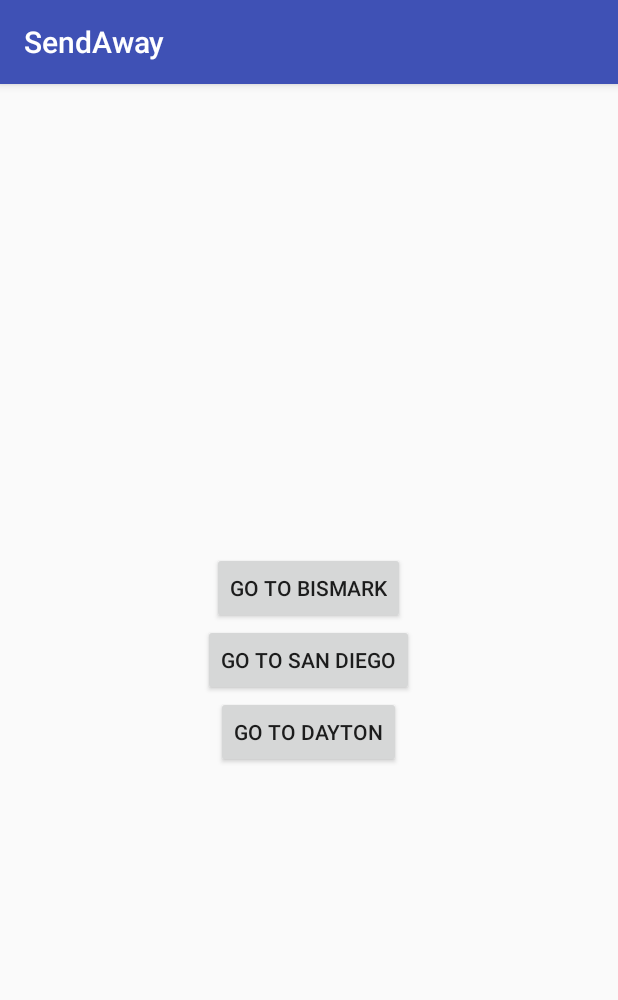
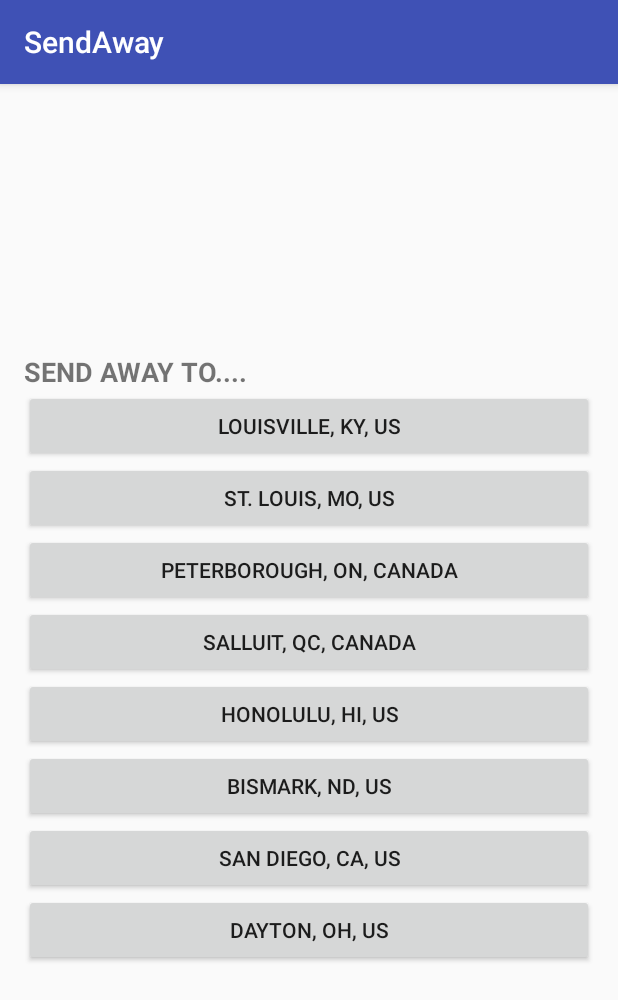
Before and after one commit to benjaminplee/SendAway, an Android app: the screen it shows after launch (MainActivity), on a phone screen of 412 x 824 dp. Shown: the top 1000 px of the screen. Run offline under Robolectric (Android 15) with nearby library versions, the phone set to English and light mode, and no system bars; 2 statements that could not run were skipped.

Commit message:
v1 - Setup additional presets (BL/EH)

```diff
--- a/app/src/main/java/com/yardspoon/sendaway/MainActivity.java
+++ b/app/src/main/java/com/yardspoon/sendaway/MainActivity.java
@@ -26,24 +26,20 @@ public class MainActivity extends AppCompatActivity {
             }
         }.execute();
 
-        findViewById(R.id.go_to_bismark).setOnClickListener(new View.OnClickListener() {
+        setupClickListener(R.id.go_to_louisville, 38.199135, -85.5736522);
+        setupClickListener(R.id.go_to_stl, 38.633387, -90.2470689);
+        setupClickListener(R.id.go_to_peterborough, 46.819931, 100.7985263);
+        setupClickListener(R.id.go_to_salluit, 62.2047572, -75.6512441);
+        setupClickListener(R.id.go_to_honolulu, 21.3543173, -157.9438843);
+        setupClickListener(R.id.go_to_bismark, 46.819931, 100.7985263);
+        setupClickListener(R.id.go_to_sandiego, 32.841244, 117.281568);
+        setupClickListener(R.id.go_to_dayton, 39.740528, 84.1818745);
+    }
+
+    private void setupClickListener(int id, final double aLat, final double aLong) {
+        findViewById(id).setOnClickListener(new View.OnClickListener() {
             @Override public void onClick(View view) {
-                changeLocation(46.819931, -100.7985263);
-            }
-        });
-
-
-        findViewById(R.id.go_to_sandiego).setOnClickListener(new View.OnClickListener() {
-            @Override public void onClick(View view) {
-                changeLocation(32.841244, -117.281568);
-            }
-        });
-
-
-        findViewById(R.id.go_to_dayton).setOnClickListener(new View.OnClickListener() {
-            @Override public void onClick(View view) {
-                changeLocation(39.740528, -84.1818745);
-            }
+                changeLocation(aLat, -aLong); }
         });
     }
 
--- a/app/src/main/res/layout/activity_main.xml
+++ b/app/src/main/res/layout/activity_main.xml
@@ -12,21 +12,59 @@
     tools:context="com.yardspoon.sendaway.MainActivity"
     android:gravity="center">
 
+    <android.support.v7.widget.AppCompatTextView
+        android:layout_width="match_parent"
+        android:layout_height="wrap_content"
+        android:textSize="18sp"
+        android:textAllCaps="true"
+        android:textStyle="bold"
+        android:text="Send Away To...."/>
+
+    <Button
+        android:id="@+id/go_to_louisville"
+        android:layout_width="match_parent"
+        android:layout_height="wrap_content"
+        android:text="Louisville, KY, US"/>
+
+    <Button
+        android:id="@+id/go_to_stl"
+        android:layout_width="match_parent"
+        android:layout_height="wrap_content"
+        android:text="St. Louis, MO, US"/>
+
+    <Button
+        android:id="@+id/go_to_peterborough"
+        android:layout_width="match_parent"
+        android:layout_height="wrap_content"
+        android:text="Peterborough, ON, CANADA"/>
+
+    <Button
+        android:id="@+id/go_to_salluit"
+        android:layout_width="match_parent"
+        android:layout_height="wrap_content"
+        android:text="Salluit, QC, CANADA"/>
+
+    <Button
+        android:id="@+id/go_to_honolulu"
+        android:layout_width="match_parent"
+        android:layout_height="wrap_content"
+        android:text="Honolulu, HI, US"/>
+
     <Button
         android:id="@+id/go_to_bismark"
-        android:layout_width="wrap_content"
+        android:layout_width="match_parent"
         android:layout_height="wrap_content"
-        android:text="GO TO BISMARK"/>
+        android:text="Bismark, ND, US"/>
 
     <Button
         android:id="@+id/go_to_sandiego"
-        android:layout_width="wrap_content"
+        android:layout_width="match_parent"
         android:layout_height="wrap_content"
-        android:text="GO TO SAN DIEGO"/>
+        android:text="San Diego, CA, US"/>
 
     <Button
         android:id="@+id/go_to_dayton"
-        android:layout_width="wrap_content"
+        android:layout_width="match_parent"
         android:layout_height="wrap_content"
-        android:text="GO TO DAYTON"/>
+        android:text="Dayton, OH, US"/>
 </LinearLayout>
```
